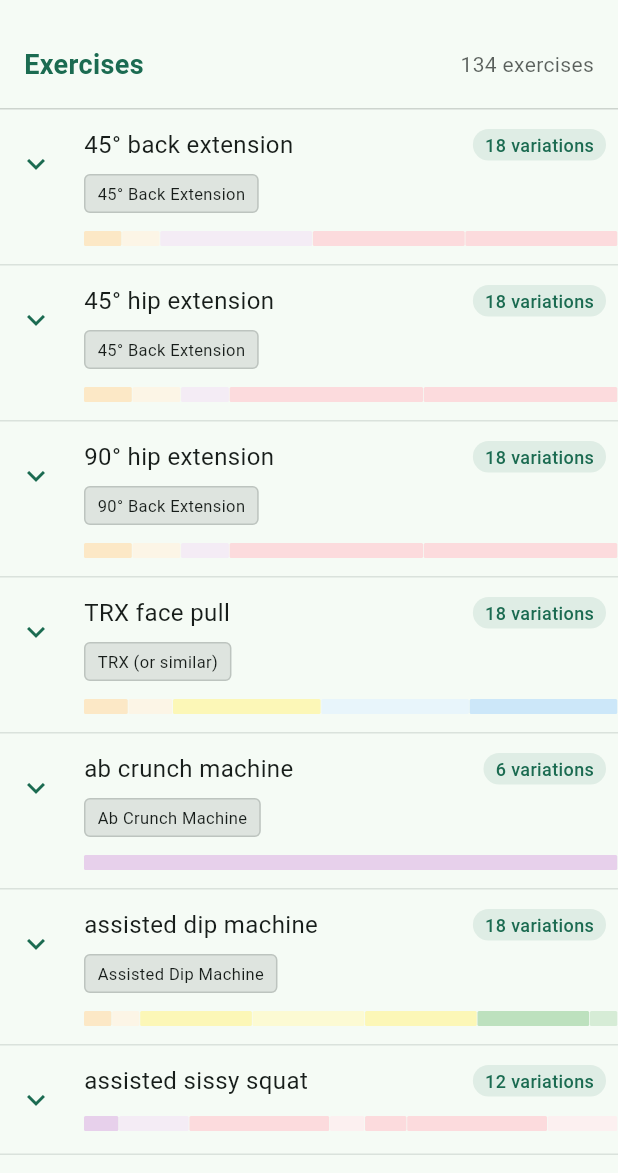
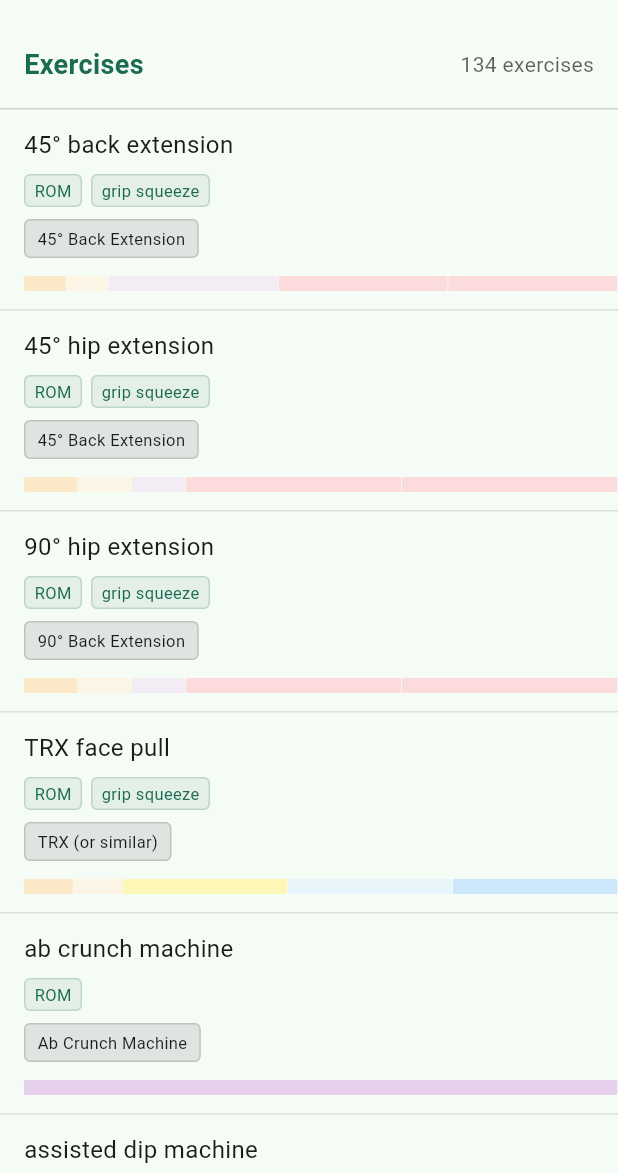
Before and after one commit to Dieterbe/body.build, a Flutter app: the ExercisesScreen screen opened by its route, on a phone screen of 412 x 824 dp, the part 63-1236 px from its top. Run offline on Flutter 3.47's test engine with Material 3 defaults, Android fonts, the phone set to English and light mode, and no system bars; our stand-ins replace drift, drift_flutter, flutter_markdown, flutter_riverpod, flutter_svg, freezed_annotation and 3 more; missing offline and left inert: iconify_flutter, ml_linalg, posthog_flutter; accounts and stored records are empty; generated files the repository leaves out were written again; network calls fail; project files that could hold a hidden picture were left out.

Commit message:
refactor: remove expandable/collapsible exercise variations in search list
as used in:
- exercise browser
- 'log set' to workout

```diff
--- a/lib/ui/core/exercise_tile_list.dart
+++ b/lib/ui/core/exercise_tile_list.dart
@@ -1,14 +1,11 @@
 import 'package:bodybuild/data/programmer/exercises.dart';
-import 'package:bodybuild/model/programmer/set_group.dart';
 import 'package:bodybuild/ui/exercises/widget/exercise_requitment_bar.dart';
 import 'package:bodybuild/ui/programmer/widget/rating_icon.dart';
 import 'package:flutter/material.dart';
 
 class ExerciseTileList extends StatelessWidget {
   final List<Ex> exercises;
-  final Function(String exerciseId, Map<String, String> tweaks) onExerciseSelected;
-  final Set<String> expandedExercises;
-  final Function(String exerciseId)? onToggleExpansion;
+  final Function(String exerciseId) onExerciseSelected;
   final String? emptyMessage;
 
   /// Optional: ID of the currently selected exercise for highlighting
@@ -24,41 +21,11 @@ class ExerciseTileList extends StatelessWidget {
     super.key,
     required this.exercises,
     required this.onExerciseSelected,
-    this.expandedExercises = const {},
-    this.onToggleExpansion,
     this.emptyMessage,
     this.selectedExerciseId,
     this.showHeader = false,
     this.exerciseCount,
   });
-
-  /// Generate all variations for an exercise, similar to the "add set for" dialog
-  /// but not specific to a PG, and not using "real" parameters for user
-  /// this is just to display variations of an exercise in a generic way
-  List<Sets> _generateExerciseVariations(Ex exercise) {
-    // If no tweaks create variations, return a single Sets with default values
-    if (exercise.tweaks.isEmpty) {
-      return [Sets(80, ex: exercise, tweakOptions: {})];
-    }
-
-    // Collect all tweak options that affect any program group
-    Map<String, List<String>> tweakOptions = {};
-    for (final tweak in exercise.tweaks) {
-      tweakOptions[tweak.name] = tweak.opts.keys.toList();
-    }
-    // Generate all possible combinations of tweak options
-    var allCombinations = [
-      {for (var entry in tweakOptions.entries) entry.key: entry.value.first},
-    ];
-
-    tweakOptions.forEach((name, options) {
-      allCombinations = allCombinations
-          .expand((combo) => options.map((opt) => {...combo, name: opt}))
-          .toList();
-    });
-    // Create a Sets object for each unique combination
-    return allCombinations.map((tweaks) => Sets(80, ex: exercise, tweakOptions: tweaks)).toList();
-  }
 
   @override
   Widget build(BuildContext context) {
@@ -70,17 +37,7 @@ class ExerciseTileList extends StatelessWidget {
       itemCount: exercises.length,
       itemBuilder: (context, index) {
         final exercise = exercises[index];
-        final variations = _generateExerciseVariations(exercise);
-        final isExpanded = expandedExercises.contains(exercise.id);
-        final hasVariations = variations.length > 1;
-
-        return Column(
-          children: [
-            _buildExerciseTile(context, exercise, hasVariations, isExpanded),
-            if (isExpanded && hasVariations)
-              ...variations.map((variation) => _buildVariationTile(context, exercise, variation)),
-          ],
-        );
+        return _buildExerciseTile(context, exercise);
       },
     );
 
@@ -152,16 +109,11 @@ class ExerciseTileList extends StatelessWidget {
     );
   }
 
-  Widget _buildExerciseTile(
-    BuildContext context,
-    Ex exercise,
-    bool hasVariations,
-    bool isExpanded,
-  ) {
+  Widget _buildExerciseTile(BuildContext context, Ex exercise) {
     final isSelected = selectedExerciseId == exercise.id;
 
     return InkWell(
-      onTap: () => onExerciseSelected(exercise.id, {}),
+      onTap: () => onExerciseSelected(exercise.id),
       child: Container(
         padding: const EdgeInsets.symmetric(vertical: 12),
         decoration: BoxDecoration(
@@ -176,38 +128,13 @@ class ExerciseTileList extends StatelessWidget {
         child: Row(
           crossAxisAlignment: CrossAxisAlignment.start,
           children: [
-            // Expand/collapse button for variations
-            if (hasVariations && onToggleExpansion != null)
-              IconButton(
-                icon: Icon(
-                  isExpanded ? Icons.expand_less : Icons.expand_more,
-                  color: Theme.of(context).colorScheme.primary,
-                ),
-                onPressed: () => onToggleExpansion!(exercise.id),
-                padding: EdgeInsets.zero,
-                constraints: const BoxConstraints(),
-                // without this, material will use:
-                // - 48x48 on mobile (need sufficiently large touch target),
-                // - 24x24 on desktop (mouse pointers are more precise)
-                // we enforce the same style everywhere so we can give non-expandable tiles
-                // the same padding to align to the expandable ones
-                style: IconButton.styleFrom(
-                  // Flutter 3.7+ (Material 3)
-                  minimumSize: const Size.square(48), // or 48 for strict Material
-                  tapTargetSize:
-                      MaterialTapTargetSize.shrinkWrap, // optional, to avoid auto-48 on touch
-                  padding: EdgeInsets.zero, // makes the size driven by minimumSize
-                ),
-              )
-            else
-              const SizedBox(width: 48),
-            const SizedBox(width: 8),
+            const SizedBox(width: 16),
             // Exercise details
             Expanded(
               child: Column(
                 crossAxisAlignment: CrossAxisAlignment.start,
                 children: [
-                  // Exercise name with ratings and variation count
+                  // Exercise name with ratings
                   Row(
                     children: [
                       Expanded(
@@ -219,28 +146,51 @@ class ExerciseTileList extends StatelessWidget {
                           ),
                         ),
                       ),
-                      if (hasVariations)
-                        Container(
-                          padding: const EdgeInsets.symmetric(horizontal: 8, vertical: 2),
-                          decoration: BoxDecoration(
-                            color: Theme.of(context).colorScheme.primary.withValues(alpha: 0.1),
-                            borderRadius: BorderRadius.circular(12),
-                          ),
-                          child: Text(
-                            '${_generateExerciseVariations(exercise).length} variations',
-                            style: TextStyle(
-                              fontSize: 12,
-                              color: Theme.of(context).colorScheme.primary,
-                              fontWeight: FontWeight.w500,
-                            ),
-                          ),
-                        ),
                       const SizedBox(width: 8),
                       if (exercise.ratings.isNotEmpty)
-                        RatingIcon(ratings: exercise.ratings, size: 20),
+                        Row(
+                          mainAxisSize: MainAxisSize.min,
+                          children: exercise.ratings
+                              .map(
+                                (rating) => Padding(
+                                  padding: const EdgeInsets.only(left: 4),
+                                  child: RatingIcon(ratings: [rating], size: 16),
+                                ),
+                              )
+                              .toList(),
+                        ),
                     ],
                   ),
                   const SizedBox(height: 8),
+
+                  // Tweak names
+                  if (exercise.tweaks.isNotEmpty) ...[
+                    Wrap(
+                      spacing: 6,
+                      runSpacing: 4,
+                      children: exercise.tweaks.map((tweak) {
+                        return Container(
+                          padding: const EdgeInsets.symmetric(horizontal: 6, vertical: 2),
+                          decoration: BoxDecoration(
+                            color: Theme.of(context).colorScheme.primary.withValues(alpha: 0.08),
+                            borderRadius: BorderRadius.circular(4),
+                            border: Border.all(
+                              color: Theme.of(context).colorScheme.primary.withValues(alpha: 0.2),
+                              width: 1,
+                            ),
+                          ),
+                          child: Text(
+                            tweak.name,
+                            style: TextStyle(
+                              fontSize: 11,
+                              color: Theme.of(context).colorScheme.primary,
+                            ),
+                          ),
+                        );
+                      }).toList(),
+                    ),
+                    const SizedBox(height: 8),
+                  ],
 
                   // Equipment chips
                   if (exercise.equipment.isNotEmpty) ...[
@@ -281,68 +231,4 @@ class ExerciseTileList extends StatelessWidget {
       ),
     );
   }
-
-  Widget _buildVariationTile(BuildContext context, Ex exercise, Sets variation) {
-    return InkWell(
-      onTap: () => onExerciseSelected(exercise.id, variation.tweakOptions),
-      child: Container(
-        padding: const EdgeInsets.symmetric(vertical: 12, horizontal: 16),
-        decoration: BoxDecoration(
-          color: Theme.of(context).colorScheme.surface.withValues(alpha: 0.5),
-          border: Border(
-            bottom: BorderSide(color: Theme.of(context).dividerColor.withValues(alpha: 0.05)),
-            left: BorderSide(
-              color: Theme.of(context).colorScheme.primary.withValues(alpha: 0.3),
-              width: 3,
-            ),
-          ),
-        ),
-        child: Padding(
-          padding: const EdgeInsets.only(left: 56),
-          child: Column(
-            crossAxisAlignment: CrossAxisAlignment.start,
-            children: [
-              Row(
-                children: [
-                  Expanded(
-                    child: Text(
-                      exercise.id,
-                      style: const TextStyle(fontSize: 14, fontWeight: FontWeight.normal),
-                    ),
-                  ),
-                  if (variation.tweakOptions.isNotEmpty)
-                    Expanded(
-                      child: Wrap(
-                        spacing: 8,
-                        runSpacing: 4,
-                        children: variation.tweakOptions.entries.map((entry) {
-                          return Container(
-                            padding: const EdgeInsets.symmetric(horizontal: 6, vertical: 2),
-                            decoration: BoxDecoration(
-                              color: Theme.of(context).colorScheme.primary.withValues(alpha: 0.1),
-                              borderRadius: BorderRadius.circular(4),
-                              border: Border.all(
-                                color: Theme.of(context).colorScheme.primary.withValues(alpha: 0.3),
-                                width: 1,
-                              ),
-                            ),
-                            child: Text(
-                              '${entry.key}: ${entry.value}',
-                              style: TextStyle(
-                                fontSize: 10,
-                                color: Theme.of(context).colorScheme.primary,
-                              ),
-                            ),
-                          );
-                        }).toList(),
-                      ),
-                    ),
-                ],
-              ),
-            ],
-          ),
-        ),
-      ),
-    );
-  }
 }
```
Also changed, not shown: lib/data/exercises/exercise_filter_provider.dart (+0 -14 lines), lib/data/workouts/workout_exercise_filter_provider.dart (+1 -18 lines), lib/ui/exercises/widget/exercise_list.dart (+2 -9 lines), lib/ui/workouts/widget/exercise_picker_sheet.dart (+1 -7 lines), lib/data/exercises/exercise_filter_provider.g.dart, lib/data/programmer/current_setup_profile_provider.g.dart, lib/data/programmer/program_manager.g.dart, lib/data/programmer/program_persistence_provider.g.dart, lib/data/programmer/setup_persistence_provider.g.dart, lib/data/programmer/setup_profile_list_provider.g.dart, lib/data/workouts/workout_exercise_filter_provider.g.dart, lib/model/programmer/parameter_overrides.g.dart, lib/model/programmer/parameters.g.dart, lib/model/programmer/program_state.g.dart, 2 more files.
